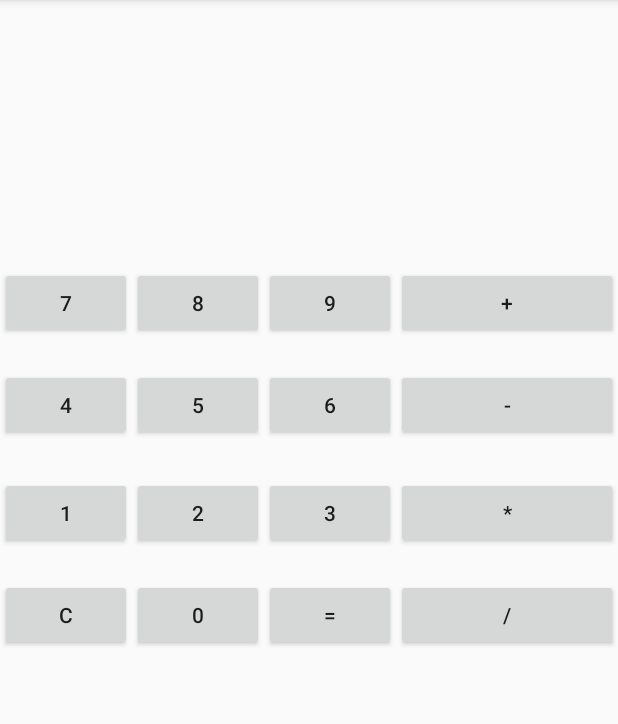
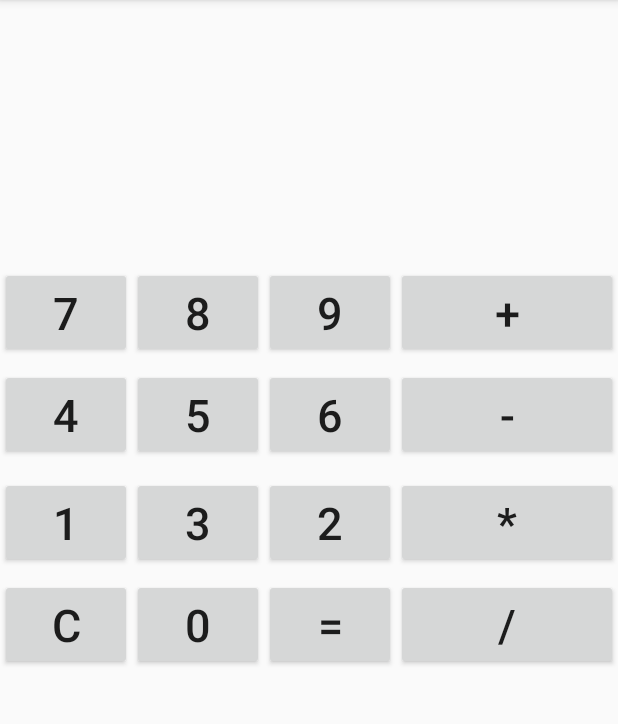
Before and after one commit to miyuiki/Calculator, an Android app: the screen it shows after launch (MainActivity), on a phone screen of 412 x 824 dp, the part 84-808 px from its top. Run offline under Robolectric (Android 15) with nearby library versions, the phone set to English and light mode, and no system bars.

Commit message:
0317 cimmit

```diff
--- a/app/src/main/res/layout/activity_main.xml
+++ b/app/src/main/res/layout/activity_main.xml
@@ -44,19 +44,22 @@
                 android:id="@+id/button7"
                 android:layout_width="wrap_content"
                 android:layout_height="wrap_content"
-                android:text="7" />
+                android:text="7"
+                android:textSize="30sp" />
 
             <Button
                 android:id="@+id/button8"
                 android:layout_width="wrap_content"
                 android:layout_height="wrap_content"
-                android:text="8" />
+                android:text="8"
+                android:textSize="30sp" />
 
             <Button
                 android:id="@+id/button9"
                 android:layout_width="wrap_content"
                 android:layout_height="wrap_content"
-                android:text="9" />
+                android:text="9"
+                android:textSize="30sp" />
 
             <Button
                 android:id="@+id/buttonadd"
@@ -64,7 +67,8 @@
                 android:layout_height="wrap_content"
                 android:layout_weight="1"
                 android:elevation="0dp"
-                android:text="+" />
+                android:text="+"
+                android:textSize="30sp" />
         </LinearLayout>
 
         <LinearLayout
@@ -76,26 +80,30 @@
                 android:id="@+id/button4"
                 android:layout_width="wrap_content"
                 android:layout_height="wrap_content"
-                android:text="4" />
+                android:text="4"
+                android:textSize="30sp" />
 
             <Button
                 android:id="@+id/button5"
                 android:layout_width="wrap_content"
                 android:layout_height="wrap_content"
-                android:text="5" />
+                android:text="5"
+                android:textSize="30sp" />
 
             <Button
                 android:id="@+id/button6"
                 android:layout_width="wrap_content"
                 android:layout_height="wrap_content"
-                android:text="6" />
+                android:text="6"
+                android:textSize="30sp" />
 
             <Button
                 android:id="@+id/buttonsub"
                 android:layout_width="wrap_content"
                 android:layout_height="wrap_content"
                 android:layout_weight="1"
-                android:text="-" />
+                android:text="-"
+                android:textSize="30sp" />
         </LinearLayout>
 
         <LinearLayout
@@ -107,26 +115,30 @@
                 android:id="@+id/button"
                 android:layout_width="wrap_content"
                 android:layout_height="wrap_content"
-                android:text="1" />
+                android:text="1"
+                android:textSize="30sp" />
+
+            <Button
+                android:id="@+id/button3"
+                android:layout_width="wrap_content"
+                android:layout_height="wrap_content"
+                android:text="3"
+                android:textSize="30sp" />
 
             <Button
                 android:id="@+id/button2"
                 android:layout_width="wrap_content"
                 android:layout_height="wrap_content"
-                android:text="2" />
-
-            <Button
-                android:id="@+id/button3"
-                android:layout_width="wrap_content"
-                android:layout_height="wrap_content"
-                android:text="3" />
+                android:text="2"
+                android:textSize="30sp" />
 
             <Button
                 android:id="@+id/buttonmult"
                 android:layout_width="wrap_content"
                 android:layout_height="wrap_content"
                 android:layout_weight="1"
-                android:text="*" />
+                android:text="*"
+                android:textSize="30sp" />
         </LinearLayout>
 
         <LinearLayout
@@ -138,19 +150,22 @@
                 android:id="@+id/buttonc"
                 android:layout_width="wrap_content"
                 android:layout_height="wrap_content"
-                android:text="C" />
+                android:text="C"
+                android:textSize="30sp" />
 
             <Button
                 android:id="@+id/button0"
                 android:layout_width="wrap_content"
                 android:layout_height="wrap_content"
-                android:text="0" />
+                android:text="0"
+                android:textSize="30sp" />
 
             <Button
                 android:id="@+id/buttoneq"
                 android:layout_width="wrap_content"
                 android:layout_height="wrap_content"
                 android:text="="
+                android:textSize="30sp"
                 tools:text="=" />
 
             <Button
@@ -158,7 +173,8 @@
                 android:layout_width="wrap_content"
                 android:layout_height="wrap_content"
                 android:layout_weight="1"
-                android:text="/" />
+                android:text="/"
+                android:textSize="30sp" />
 
         </LinearLayout>
 
```
